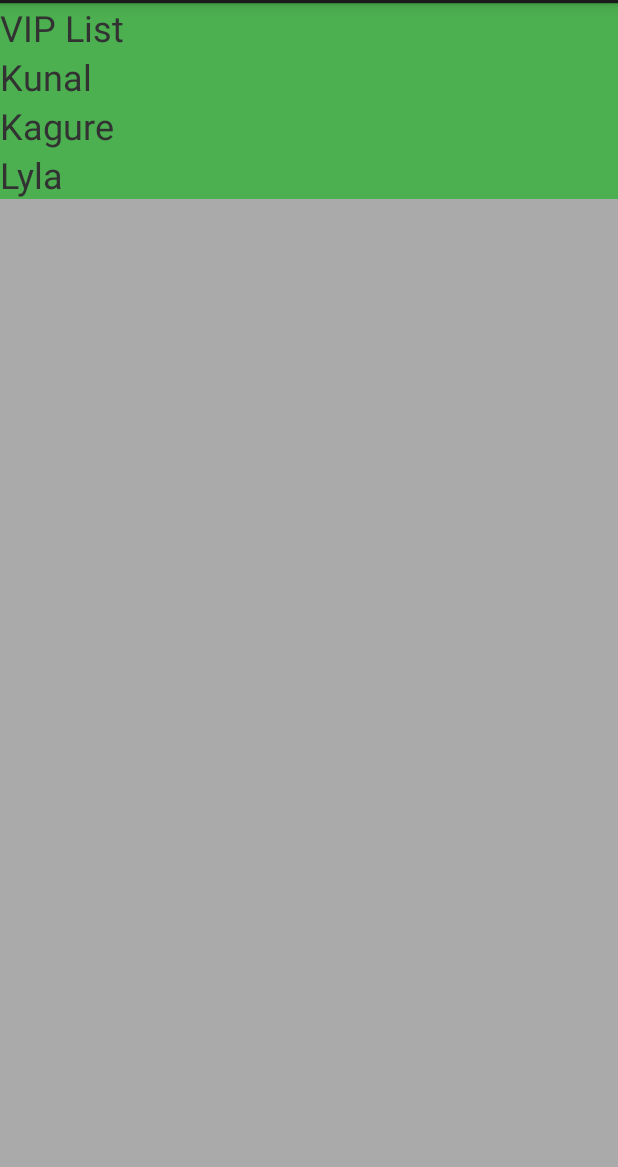
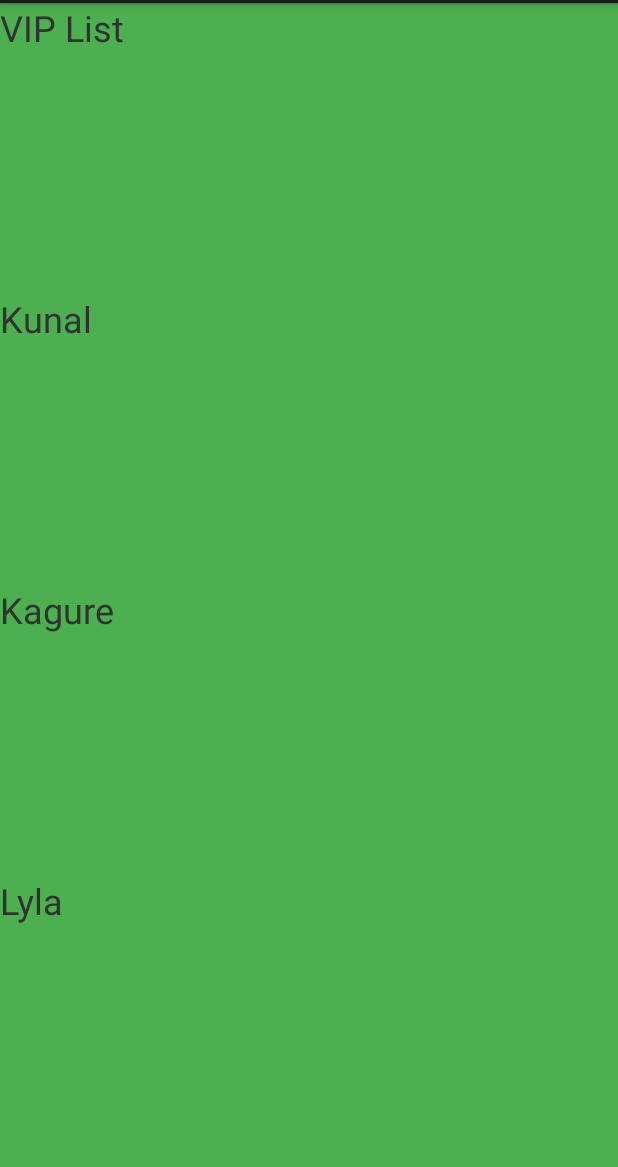
Before and after one commit to Hernanzavala1/Android_Intro, an Android app: the layout width_height_lesson.xml on its own in the app's theme, with its tools: preview values and no code run, on a phone screen of 412 x 824 dp, the part 69-1236 px from its top. Run offline under Robolectric (Android 15) with nearby library versions, the phone set to English and light mode, and no system bars.

Commit message:
using the layout_weight to evenly space out items in a layout

```diff
--- a/app/src/main/res/layout/width_height_lesson.xml
+++ b/app/src/main/res/layout/width_height_lesson.xml
@@ -7,6 +7,7 @@
     android:background="@android:color/darker_gray">
 
     <TextView
+        android:layout_weight="1"
         android:text="VIP List"
         android:layout_width="match_parent"
         android:layout_height="wrap_content"
@@ -14,6 +15,7 @@
         android:textSize="24sp" />
 
     <TextView
+        android:layout_weight="1"
         android:text="Kunal"
         android:layout_width="match_parent"
         android:layout_height="wrap_content"
@@ -21,6 +23,7 @@
         android:textSize="24sp" />
 
     <TextView
+        android:layout_weight="1"
         android:text="Kagure"
         android:layout_width="match_parent"
         android:layout_height="wrap_content"
@@ -28,6 +31,7 @@
         android:textSize="24sp" />
 
     <TextView
+        android:layout_weight="1"
         android:text="Lyla"
         android:layout_width="match_parent"
         android:layout_height="wrap_content"
```
